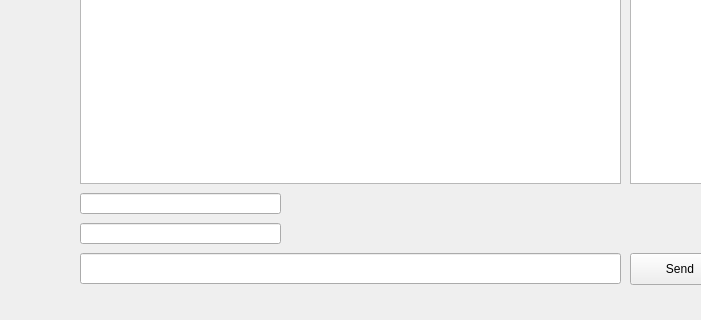
This is mainwindow.ui in amorra1/vaulttalk as Qt 5 draws it before an edit; both pictures show x 100 to 801 and y 167 to 487 of the 901 by 487 pixel window. The edited form follows.
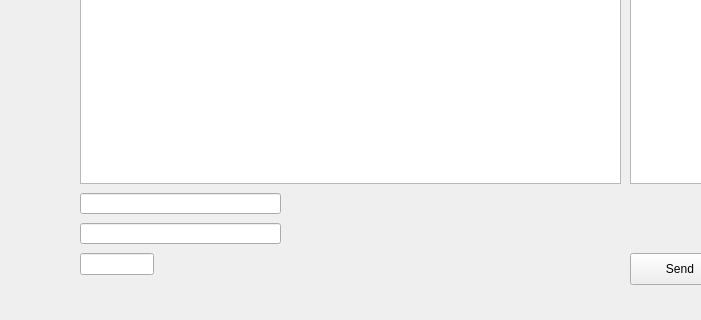
This is the edited form. The open tabs and pages were chosen to show the change.

Commit message: Added character Limit

```diff
--- a/mainwindow.ui
+++ b/mainwindow.ui
@@ -171,8 +171,8 @@
        <rect>
         <x>190</x>
         <y>420</y>
-        <width>541</width>
-        <height>31</height>
+        <width>74</width>
+        <height>22</height>
        </rect>
       </property>
      </widget>
```
Left out of the diff: 5 changed lines with no effect on the pictures. The commit also changes 1 other file.
